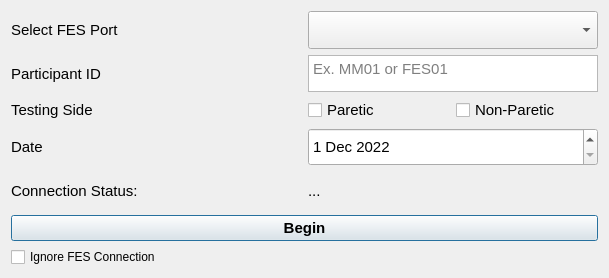
Qt form resources/_CD_GUI_Landing_Formed_Clinician.ui (jontalvarez/central-drive) before a commit.
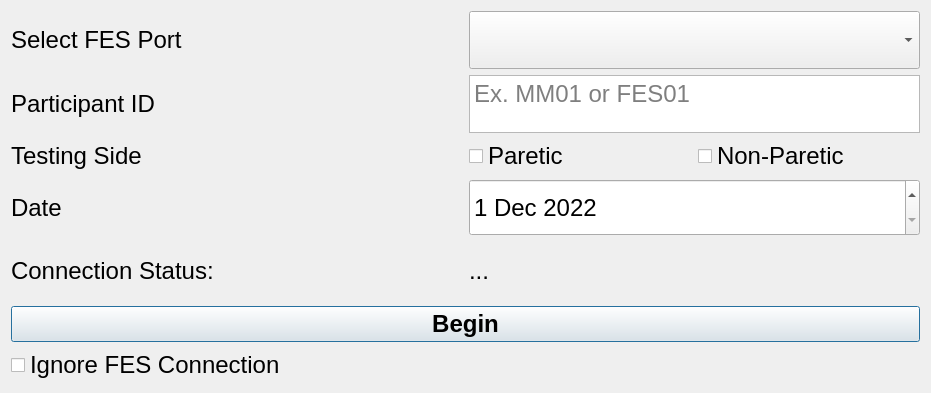
The same form after that commit.

Commit message: rpi clinician gui changes

What changed in the file:
```diff
--- a/resources/_CD_GUI_Landing_Formed_Clinician.ui
+++ b/resources/_CD_GUI_Landing_Formed_Clinician.ui
@@ -6,8 +6,8 @@
    <rect>
     <x>0</x>
     <y>0</y>
-    <width>609</width>
-    <height>278</height>
+    <width>931</width>
+    <height>393</height>
    </rect>
   </property>
   <property name="windowTitle">
@@ -24,6 +24,11 @@
          <verstretch>0</verstretch>
         </sizepolicy>
        </property>
+       <property name="font">
+        <font>
+         <pointsize>18</pointsize>
+        </font>
+       </property>
        <property name="currentText">
         <string/>
        </property>
@@ -33,7 +38,7 @@
       <widget class="QLabel" name="label_2">
        <property name="font">
         <font>
-         <pointsize>11</pointsize>
+         <pointsize>18</pointsize>
         </font>
        </property>
        <property name="text">
@@ -45,7 +50,7 @@
       <widget class="QLabel" name="label_5">
        <property name="font">
         <font>
-         <pointsize>11</pointsize>
+         <pointsize>18</pointsize>
         </font>
        </property>
        <property name="text">
@@ -63,7 +68,7 @@
        </property>
        <property name="font">
         <font>
-         <pointsize>11</pointsize>
+         <pointsize>18</pointsize>
         </font>
        </property>
        <property name="dateTime">
@@ -89,7 +94,7 @@
       <widget class="QLabel" name="label_3">
        <property name="font">
         <font>
-         <pointsize>11</pointsize>
+         <pointsize>18</pointsize>
         </font>
        </property>
        <property name="text">
@@ -101,7 +106,7 @@
       <widget class="QLabel" name="label">
        <property name="font">
         <font>
-         <pointsize>11</pointsize>
+         <pointsize>18</pointsize>
         </font>
        </property>
        <property name="text">
@@ -116,7 +121,7 @@
       <widget class="QLabel" name="label_4">
        <property name="font">
         <font>
-         <pointsize>11</pointsize>
+         <pointsize>18</pointsize>
         </font>
        </property>
        <property name="text">
@@ -128,7 +133,7 @@
       <widget class="QLabel" name="connect_lbl">
        <property name="font">
         <font>
-         <pointsize>11</pointsize>
+         <pointsize>18</pointsize>
         </font>
        </property>
        <property name="text">
@@ -146,7 +151,7 @@
        </property>
        <property name="font">
         <font>
-         <pointsize>11</pointsize>
+         <pointsize>18</pointsize>
         </font>
        </property>
        <property name="placeholderText">
@@ -160,7 +165,7 @@
         <widget class="QCheckBox" name="pSide_cb">
          <property name="font">
           <font>
-           <pointsize>11</pointsize>
+           <pointsize>18</pointsize>
           </font>
          </property>
          <property name="text">
@@ -172,7 +177,7 @@
         <widget class="QCheckBox" name="npSide_cb">
          <property name="font">
           <font>
-           <pointsize>11</pointsize>
+           <pointsize>18</pointsize>
           </font>
          </property>
          <property name="text">
@@ -188,7 +193,7 @@
     <widget class="QPushButton" name="startPlotting_pb">
      <property name="font">
       <font>
-       <pointsize>11</pointsize>
+       <pointsize>18</pointsize>
        <weight>75</weight>
        <bold>true</bold>
       </font>
@@ -203,6 +208,11 @@
    </item>
    <item row="2" column="0">
     <widget class="QCheckBox" name="ignoreFES_cb">
+     <property name="font">
+      <font>
+       <pointsize>18</pointsize>
+      </font>
+     </property>
      <property name="text">
       <string>Ignore FES Connection</string>
      </property>
```
The commit also changes 5 other files.
